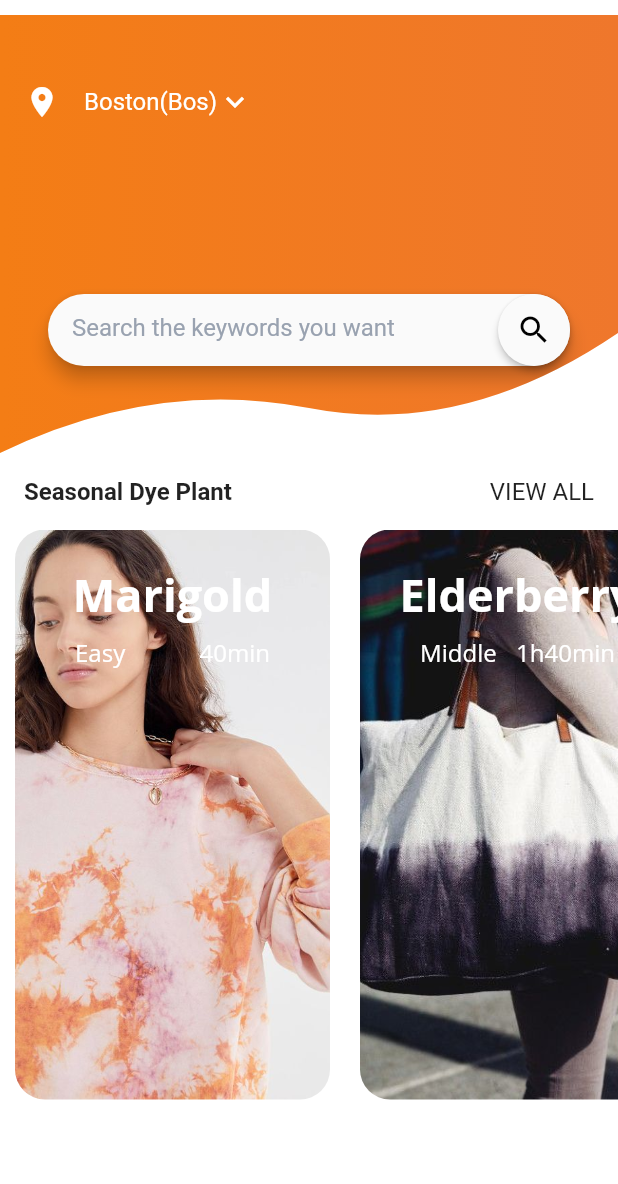
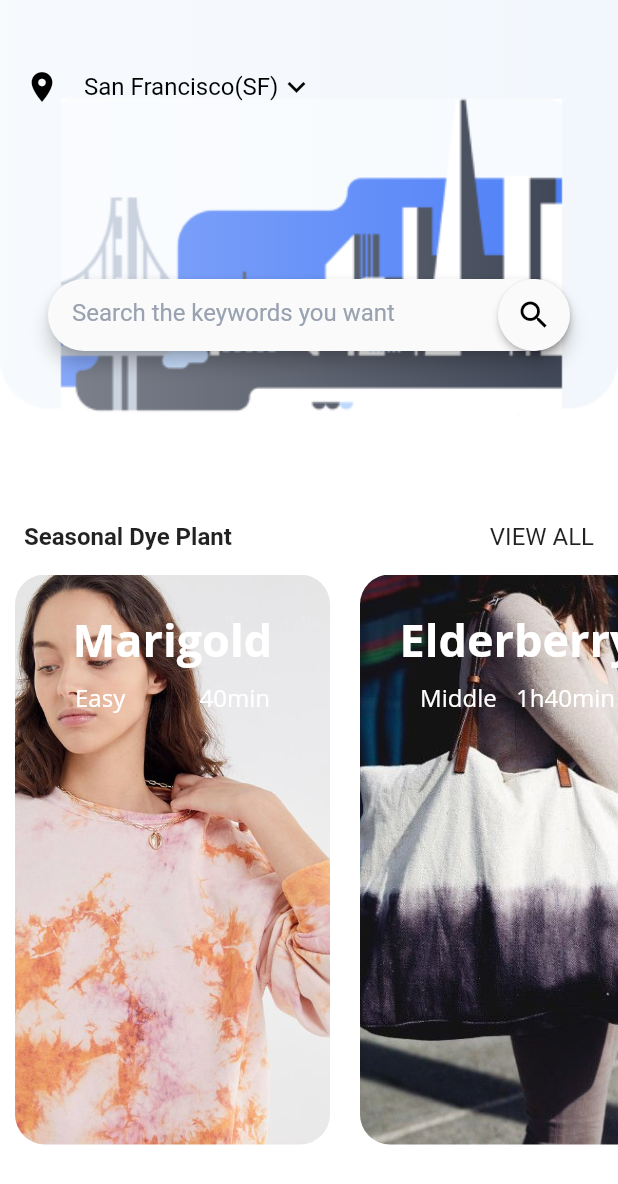
Before and after one commit to MaggieGreen/Natural-Dye, a Flutter app: the Profile screen opened by its route, on a phone screen of 412 x 824 dp. Shown: the top 1184 px of the screen. Run offline on Flutter 3.47's test engine with Material 2 defaults, Android fonts, the phone set to English and light mode, and no system bars; our stand-ins replace video_player.

Commit message:
homepage done(in profile page)

```diff
--- a/lib/pages/profile.dart
+++ b/lib/pages/profile.dart
@@ -1,13 +1,17 @@
 import 'package:flutter/material.dart';
 import 'CustomShapeClipper.dart';
 
-Color firstColor = Color(0xFFF47D15);
-Color secondColor = Color(0xFFEF772C);
+Color firstColor = Color.fromRGBO(255, 255, 255, 0.5);
+Color secondColor = Color.fromRGBO(255, 255, 255, 0.2);
 
-List<String> location = ['Boston(Bos)', 'New York City(JFK)'];
+List<String> location = [
+  'San Francisco(SF)',
+  'Texas(TX)',
+  'New York City(JFK)'
+];
 
 const TextStyle dropDownLabeStyle =
-    TextStyle(color: Colors.white, fontSize: 16.0);
+    TextStyle(color: Colors.black, fontSize: 16.0);
 
 const TextStyle dropDownMeunItemStyle =
     TextStyle(color: Colors.black, fontSize: 16.0);
@@ -27,19 +31,22 @@ class _ProfileState extends State<Profile> {
   Widget build(BuildContext context) {
     return Scaffold(
       backgroundColor: Colors.white,
-      appBar: PreferredSize(
-        child: AppBar(
-          leading: new Container(),
-          backgroundColor: Colors.white,
-          // status bar color
-          brightness: Brightness.light,
-          elevation: 0.0,
-        ),
-        preferredSize: Size.fromHeight(10.0),
-      ),
+      // appBar: PreferredSize(
+      //   child: AppBar(
+      //     leading: new Container(),
+      //     backgroundColor: Colors.white,
+      //     // status bar color
+      //     brightness: Brightness.light,
+      //     elevation: 0.0,
+      //   ),
+      //   preferredSize: Size.fromHeight(10.0),
+      // ),
       body: Column(
         children: [
           HomeScreenTopPart(),
+          SizedBox(
+            height: 40.0,
+          ),
           homeScreenBottomPart,
         ],
       ),
@@ -57,9 +64,17 @@ class _HomeScreenTopPartState extends State<HomeScreenTopPart> {
   Widget build(BuildContext context) {
     return Stack(
       children: [
-        ClipPath(
-          //cruved background
-          clipper: CustomShapeClipper(),
+        Container(
+          //Shape background need change Container to clip path
+          // clipper: CustomShapeClipper(),
+          //Image background
+          decoration: BoxDecoration(
+              borderRadius: BorderRadius.only(
+                  bottomLeft: const Radius.circular(25.0),
+                  bottomRight: const Radius.circular(25.0)),
+              image: DecorationImage(
+                  image: AssetImage('assets/images/testcity.png'),
+                  fit: BoxFit.cover)),
           //location and search bar
           child: Container(
             height: 292.0,
@@ -76,7 +91,7 @@ class _HomeScreenTopPartState extends State<HomeScreenTopPart> {
                     children: [
                       Icon(
                         Icons.location_on,
-                        color: Colors.white,
+                        color: Colors.black,
                       ),
                       SizedBox(
                         width: 16.0,
@@ -95,7 +110,7 @@ class _HomeScreenTopPartState extends State<HomeScreenTopPart> {
                             ),
                             Icon(
                               Icons.keyboard_arrow_down,
-                              color: Colors.white,
+                              color: Colors.black,
                             )
                           ],
                         ),
@@ -111,6 +126,13 @@ class _HomeScreenTopPartState extends State<HomeScreenTopPart> {
                           PopupMenuItem(
                             child: Text(
                               location[1],
+                              style: dropDownMeunItemStyle,
+                            ),
+                            value: 1,
+                          ),
+                          PopupMenuItem(
+                            child: Text(
+                              location[2],
                               style: dropDownMeunItemStyle,
                             ),
                             value: 1,
@@ -206,16 +228,18 @@ var homeScreenBottomPart = Column(
 );
 
 List<PlantCard> plantCards = [
-  PlantCard("assets/images/Inspiration8.jpg", "Marigold", "Easy", "40min"),
+  PlantCard("assets/images/Inspiration8.jpg", "Marigold", "Easy", "40min",
+      "onTap: () => {Navigator.pushNamed(context, '/plantdetail')}"),
   PlantCard(
-      "assets/images/Inspiration1.jpg", "Elderberry", "Middle", "1h40min"),
-  PlantCard("assets/images/Inspiration4.jpg", "Avocado", "Middle", "1week"),
+      "assets/images/Inspiration1.jpg", "Elderberry", "Middle", "1h40min", ""),
+  PlantCard("assets/images/Inspiration4.jpg", "Avocado", "Middle", "1week", ""),
 ];
 
 class PlantCard extends StatelessWidget {
-  final String imagePath, plantName, level, time;
+  final String imagePath, plantName, level, time, dynamic;
 
-  PlantCard(this.imagePath, this.plantName, this.level, this.time);
+  PlantCard(
+      this.imagePath, this.plantName, this.level, this.time, this.dynamic);
 
   @override
   Widget build(BuildContext context) {
@@ -225,12 +249,15 @@ class PlantCard extends StatelessWidget {
         borderRadius: BorderRadius.all(Radius.circular(20.0)),
         child: Stack(
           children: [
-            Container(
-              height: 380.0,
-              width: 210.0,
-              child: Image.asset(
-                imagePath,
-                fit: BoxFit.cover,
+            InkWell(
+              onTap: () => {Navigator.pushNamed(context, '/plantdetail')},
+              child: Container(
+                height: 380.0,
+                width: 210.0,
+                child: Image.asset(
+                  imagePath,
+                  fit: BoxFit.cover,
+                ),
               ),
             ),
             Positioned.fill(
```
Also changed, not shown: assets/images/testcity.png (added).
